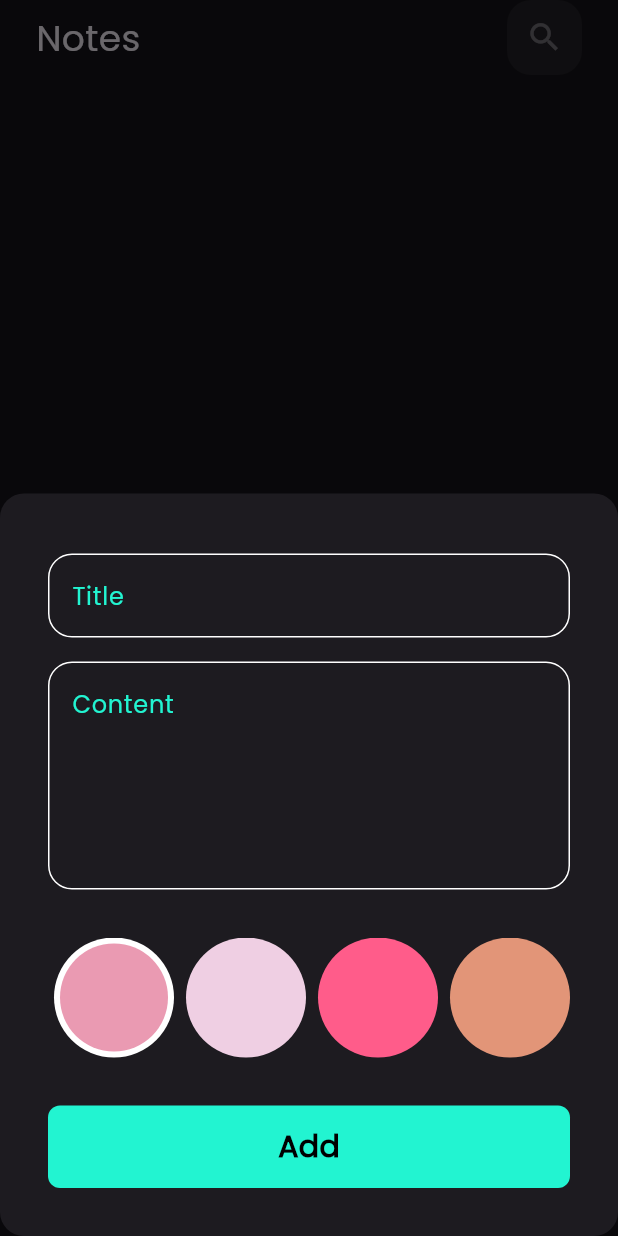
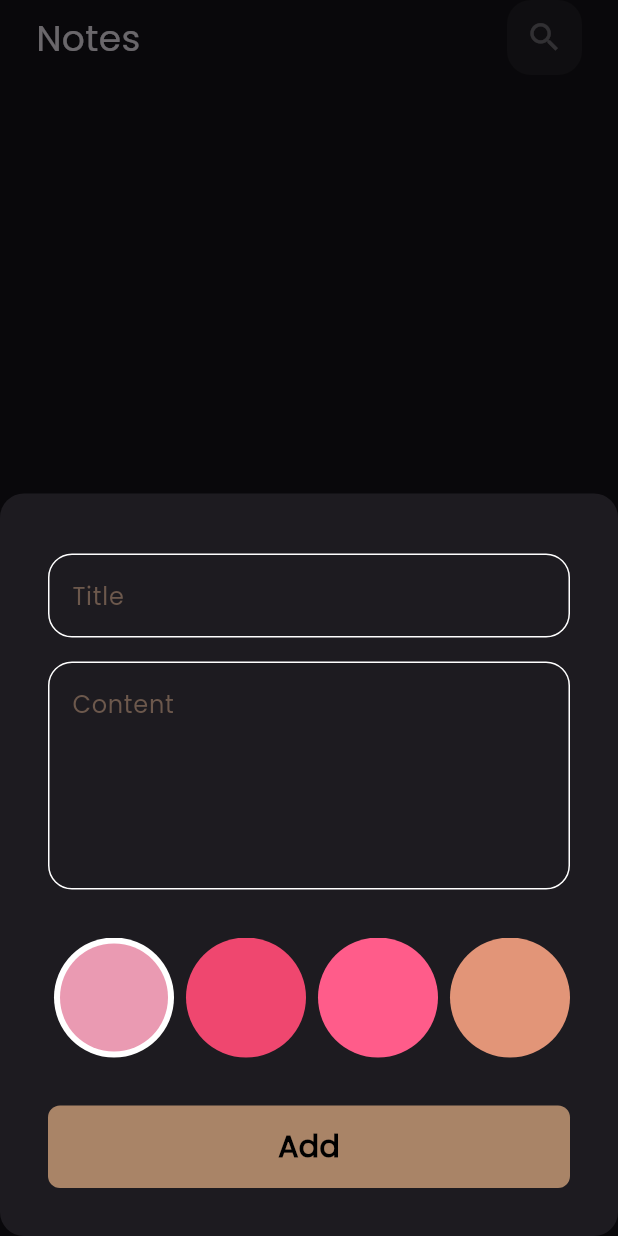
Before and after one commit to tasneemakhaled/notes_app, a Flutter app: the screen it shows after launch, after a tap on the "add" icon, on a phone screen of 412 x 824 dp. Run offline on Flutter 3.47's test engine with Material 3 defaults, Android fonts, the phone set to English and light mode, and no system bars; our stand-ins replace bloc, flutter_bloc, font_awesome_flutter, hive, hive_flutter; accounts and stored records are empty.

Commit message:
refactor code

```diff
--- a/lib/main.dart
+++ b/lib/main.dart
@@ -2,7 +2,6 @@ import 'package:flutter/material.dart';
 import 'package:flutter_bloc/flutter_bloc.dart';
 import 'package:hive_flutter/adapters.dart';
 import 'package:notes_app/constants.dart';
-import 'package:notes_app/cubits/AddNote/add_notes_cubit.dart';
 import 'package:notes_app/cubits/notes_cubit/notes_cubit.dart';
 import 'package:notes_app/models/note_model.dart';
 import 'package:notes_app/simple_bloc_observer.dart';
--- a/lib/simple_bloc_observer.dart
+++ b/lib/simple_bloc_observer.dart
@@ -18,17 +18,11 @@ class SimpleBlocObserver implements BlocObserver {
   }
 
   @override
-  void onError(BlocBase bloc, Object error, StackTrace stackTrace) {
-    // TODO: implement onError
-  }
+  void onError(BlocBase bloc, Object error, StackTrace stackTrace) {}
 
   @override
-  void onEvent(Bloc bloc, Object? event) {
-    // TODO: implement onEvent
-  }
+  void onEvent(Bloc bloc, Object? event) {}
 
   @override
-  void onTransition(Bloc bloc, Transition transition) {
-    // TODO: implement onTransition
-  }
+  void onTransition(Bloc bloc, Transition transition) {}
 }
--- a/lib/views/notes_view.dart
+++ b/lib/views/notes_view.dart
@@ -2,7 +2,7 @@ import 'package:flutter/material.dart';
 import 'package:flutter_bloc/flutter_bloc.dart';
 import 'package:notes_app/constants.dart';
 import 'package:notes_app/cubits/notes_cubit/notes_cubit.dart';
-import 'package:notes_app/widgets/show_modalBottomSheet.dart';
+import 'package:notes_app/widgets/show_modalbottomsheet.dart';
 
 import 'package:notes_app/widgets/notes_view_body.dart';
 
@@ -13,9 +13,9 @@ class NotesView extends StatelessWidget {
   Widget build(BuildContext context) {
     return SafeArea(
       child: Scaffold(
-        body: NotesViewBody(),
+        body: const NotesViewBody(),
         floatingActionButton: FloatingActionButton(
-          backgroundColor: kPrimarycolor,
+          backgroundColor: const Color(0xffa98467),
           onPressed: () {
             showModalBottomSheet(
               isScrollControlled: true,
@@ -24,13 +24,13 @@ class NotesView extends StatelessWidget {
               ),
               context: context,
               builder: (context) {
-                return AddingShowModalbottomsheet();
+                return const AddingShowModalbottomsheet();
               },
             );
           },
-          child: Icon(
+          child: const Icon(
             Icons.add,
-            color: Colors.black,
+            color: Colors.white,
           ),
         ),
       ),
--- a/lib/widgets/add_note_form.dart
+++ b/lib/widgets/add_note_form.dart
@@ -27,7 +27,7 @@ class _AddNoteFormState extends State<AddNoteForm> {
       autovalidateMode: autovalidateMode,
       child: Column(
         children: [
-          SizedBox(
+          const SizedBox(
             height: 24,
           ),
           CustomTextField(
@@ -36,7 +36,7 @@ class _AddNoteFormState extends State<AddNoteForm> {
             },
             hint: 'Title',
           ),
-          SizedBox(
+          const SizedBox(
             height: 16,
           ),
           CustomTextField(
@@ -46,11 +46,11 @@ class _AddNoteFormState extends State<AddNoteForm> {
             hint: 'Content',
             maxLines: 5,
           ),
-          SizedBox(
+          const SizedBox(
             height: 32,
           ),
-          ColorsListView(),
-          SizedBox(
+          const ColorsListView(),
+          const SizedBox(
             height: 32,
           ),
           BlocBuilder<AddNotesCubit, AddNotesState>(
@@ -77,7 +77,7 @@ class _AddNoteFormState extends State<AddNoteForm> {
               );
             },
           ),
-          SizedBox(
+          const SizedBox(
             height: 16,
           ),
         ],
--- a/lib/widgets/colors_list_view.dart
+++ b/lib/widgets/colors_list_view.dart
@@ -33,9 +33,9 @@ class ColorsListView extends StatefulWidget {
 
 class _ColorsListViewState extends State<ColorsListView> {
   int currentIndex = 0;
-  List<Color> colors = [
+  List<Color> colors = const [
     Color(0xffea9ab2),
-    Color(0xffefcfe3),
+    Color(0xffef476f),
     Color(0xffff5c8a),
     Color(0xffe29578),
     Color(0xff6b705c),
--- a/lib/widgets/custom_appBar.dart
+++ b/lib/widgets/custom_appBar.dart
@@ -14,7 +14,7 @@ class CustomAppbar extends StatelessWidget {
       children: [
         Text(
           title,
-          style: TextStyle(
+          style: const TextStyle(
             fontSize: 24,
           ),
         ),
--- a/lib/widgets/custom_button.dart
+++ b/lib/widgets/custom_button.dart
@@ -13,12 +13,12 @@ class CustomButton extends StatelessWidget {
         height: 55,
         width: MediaQuery.of(context).size.width,
         decoration: BoxDecoration(
-          color: kPrimarycolor,
+          color: const Color(0xffa98467),
           borderRadius: BorderRadius.circular(8),
         ),
         child: isLoading
-            ? CircularProgressIndicator()
-            : Center(
+            ? const CircularProgressIndicator()
+            : const Center(
                 child: Text(
                 'Add',
                 style: TextStyle(
--- a/lib/widgets/custom_listOfNotes.dart
+++ b/lib/widgets/custom_list_of_notes.dart
@@ -5,7 +5,7 @@ import 'package:notes_app/models/note_model.dart';
 import 'package:notes_app/widgets/custom_note_item.dart';
 
 class CustomListOfNotes extends StatelessWidget {
-  CustomListOfNotes({super.key});
+  const CustomListOfNotes({super.key});
 
   @override
   Widget build(BuildContext context) {
--- a/lib/widgets/custom_note_item.dart
+++ b/lib/widgets/custom_note_item.dart
@@ -32,7 +32,7 @@ class CustomNoteItem extends StatelessWidget {
               child: ListTile(
                 title: Text(
                   note.title,
-                  style: TextStyle(fontSize: 24),
+                  style: const TextStyle(fontSize: 24),
                 ),
                 subtitle: Text(
                   note.subTitle,
@@ -40,7 +40,7 @@ class CustomNoteItem extends StatelessWidget {
                       fontSize: 16, color: Colors.white.withOpacity(.5)),
                 ),
                 trailing: IconButton(
-                  icon: Icon(
+                  icon: const Icon(
                     FontAwesomeIcons.trash,
                   ),
                   onPressed: () {
--- a/lib/widgets/custom_text_field.dart
+++ b/lib/widgets/custom_text_field.dart
@@ -1,5 +1,4 @@
 import 'package:flutter/material.dart';
-import 'package:notes_app/constants.dart';
 
 class CustomTextField extends StatelessWidget {
   const CustomTextField(
@@ -29,13 +28,17 @@ class CustomTextField extends StatelessWidget {
         }
       },
       maxLines: maxLines,
-      cursorColor: kPrimarycolor,
+      cursorColor: const Color(0xff588157),
       decoration: InputDecoration(
           hintText: hint,
-          hintStyle: TextStyle(color: kPrimarycolor),
+          hintStyle: const TextStyle(
+            color: Color(0xff6c584c),
+          ),
           border: buildBorder(),
           enabledBorder: buildBorder(),
-          focusedBorder: buildBorder(kPrimarycolor)),
+          focusedBorder: buildBorder(
+            const Color(0xff588157),
+          )),
     );
   }
 }
--- a/lib/widgets/edit_note_colors_list.dart
+++ b/lib/widgets/edit_note_colors_list.dart
@@ -12,7 +12,7 @@ class EditNoteColorsList extends StatefulWidget {
 class _EditNoteColorsListState extends State<EditNoteColorsList> {
   List<Color> colors = const [
     Color(0xffea9ab2),
-    Color(0xffefcfe3),
+    Color(0xffef476f),
     Color(0xffff5c8a),
     Color(0xffe29578),
     Color(0xff6b705c),
--- a/lib/widgets/edit_notes_body.dart
+++ b/lib/widgets/edit_notes_body.dart
@@ -4,7 +4,7 @@ import 'package:notes_app/cubits/notes_cubit/notes_cubit.dart';
 import 'package:notes_app/models/note_model.dart';
 import 'package:notes_app/widgets/edit_note_colors_list.dart';
 import 'package:notes_app/widgets/colors_list_view.dart';
-import 'package:notes_app/widgets/custom_appBar.dart';
+import 'package:notes_app/widgets/custom_appbar.dart';
 import 'package:notes_app/widgets/custom_text_field.dart';
 
 class editNotesBody extends StatefulWidget {
@@ -40,7 +40,7 @@ class _editNotesBodyState extends State<editNotesBody> {
                 Navigator.pop(context);
               },
               title: 'Edit Note',
-              icon: Icon(Icons.check),
+              icon: const Icon(Icons.check),
             ),
             const SizedBox(
               height: 50,
--- a/lib/widgets/notes_view_body.dart
+++ b/lib/widgets/notes_view_body.dart
@@ -1,8 +1,8 @@
 import 'package:flutter/material.dart';
 import 'package:flutter_bloc/flutter_bloc.dart';
 import 'package:notes_app/cubits/notes_cubit/notes_cubit.dart';
-import 'package:notes_app/widgets/custom_appBar.dart';
-import 'package:notes_app/widgets/custom_listOfNotes.dart';
+import 'package:notes_app/widgets/custom_appbar.dart';
+import 'package:notes_app/widgets/custom_list_of_notes.dart';
 
 class NotesViewBody extends StatefulWidget {
   const NotesViewBody({super.key});
@@ -21,8 +21,8 @@ class _NotesViewBodyState extends State<NotesViewBody> {
 
   @override
   Widget build(BuildContext context) {
-    return Padding(
-      padding: const EdgeInsets.symmetric(horizontal: 24.0),
+    return const Padding(
+      padding: EdgeInsets.symmetric(horizontal: 24.0),
       child: Column(
         children: [
           CustomAppbar(
--- a/lib/widgets/show_modalBottomSheet.dart
+++ b/lib/widgets/show_modalBottomSheet.dart
@@ -1,6 +1,5 @@
 import 'package:flutter/material.dart';
 import 'package:flutter_bloc/flutter_bloc.dart';
-import 'package:modal_progress_hud_nsn/modal_progress_hud_nsn.dart';
 import 'package:notes_app/cubits/AddNote/add_notes_cubit.dart';
 import 'package:notes_app/cubits/notes_cubit/notes_cubit.dart';
 import 'package:notes_app/widgets/add_note_form.dart';
@@ -31,7 +30,7 @@ class AddingShowModalbottomsheet extends StatelessWidget {
                       left: 16,
                       right: 16,
                       bottom: MediaQuery.of(context).viewInsets.bottom),
-                  child: SingleChildScrollView(child: AddNoteForm()),
+                  child: const SingleChildScrollView(child: AddNoteForm()),
                 ));
           },
         ),
```
